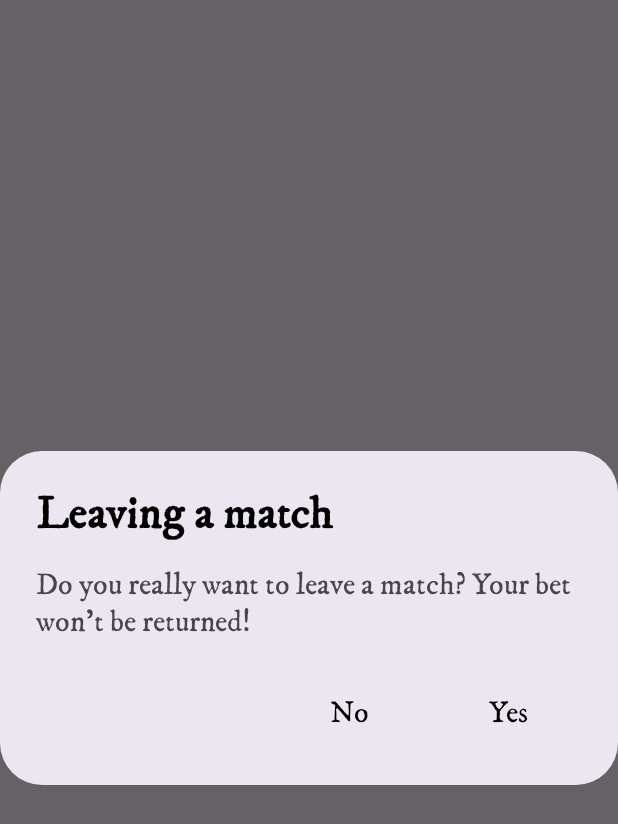
After one commit to Kazoroo/DicesGame, an Android app built with Jetpack Compose: the composable ExitDialog shown on its own in the app's theme, on a phone screen of 412 x 824 dp. The commit adds this screen. Shown: the top 824 px of the screen. Run offline under Robolectric (Android 15) with nearby library versions, the phone set to English and light mode, and no system bars; 1 statement that could not run was skipped.

Commit message:
Implement physical back button action, create ExitDialog and modify GameScreen and GameViewModel to handle leaving the game.

```diff
--- /dev/null
+++ b/app/src/main/java/pl/kazoroo/dices/game/presentation/game/components/ExitDialog.kt
@@ -0,0 +1,54 @@
+package pl.kazoroo.dices.game.presentation.game.components
+
+import androidx.compose.foundation.layout.padding
+import androidx.compose.material3.AlertDialog
+import androidx.compose.material3.MaterialTheme
+import androidx.compose.material3.Text
+import androidx.compose.material3.TextButton
+import androidx.compose.runtime.Composable
+import androidx.compose.ui.Modifier
+import androidx.compose.ui.res.dimensionResource
+import androidx.compose.ui.res.stringResource
+import pl.kazoroo.dices.R
+
+@Composable
+fun ExitDialog(
+    onDismissClick: () -> Unit,
+    onQuitClick: () -> Unit
+) {
+    AlertDialog(
+        onDismissRequest = onDismissClick,
+        confirmButton = {
+            TextButton(
+                onClick = onQuitClick,
+                modifier = Modifier.padding(
+                    horizontal = dimensionResource(R.dimen.medium_padding)
+                )
+            ) {
+                Text(text = "Yes")
+            }
+        },
+        dismissButton = {
+            TextButton(
+                onClick = onDismissClick,
+                modifier = Modifier.padding(
+                    horizontal = dimensionResource(R.dimen.medium_padding)
+                )
+            ) {
+                Text(text = "No")
+            }
+        },
+        text = {
+            Text(
+                text = stringResource(R.string.do_you_really_want_to_leave_a_match),
+                style = MaterialTheme.typography.labelLarge
+            )
+        },
+        title = {
+            Text(
+                text = stringResource(R.string.leaving_a_match),
+                style = MaterialTheme.typography.titleSmall
+            )
+        }
+    )
+}
--- a/app/src/main/res/values/strings.xml
+++ b/app/src/main/res/values/strings.xml
@@ -17,4 +17,6 @@
     <string name="please_enter_a_bet_amount">Please enter a bet amount</string>
     <string name="text_field_must_contain_only_numbers_0_9">Text field must contain only numbers 0–9</string>
     <string name="you_can_t_bet_more_than_you_have">You can\'t bet more than you have!</string>
+    <string name="do_you_really_want_to_leave_a_match">Do you really want to leave a match? Your bet won\'t be returned!</string>
+    <string name="leaving_a_match">Leaving a match</string>
 </resources>
```
Also changed, not shown: app/src/main/java/pl/kazoroo/dices/game/presentation/game/GameScreen.kt (+21 -0 lines), app/src/main/java/pl/kazoroo/dices/game/presentation/game/GameViewModel.kt (+8 -1 lines).
